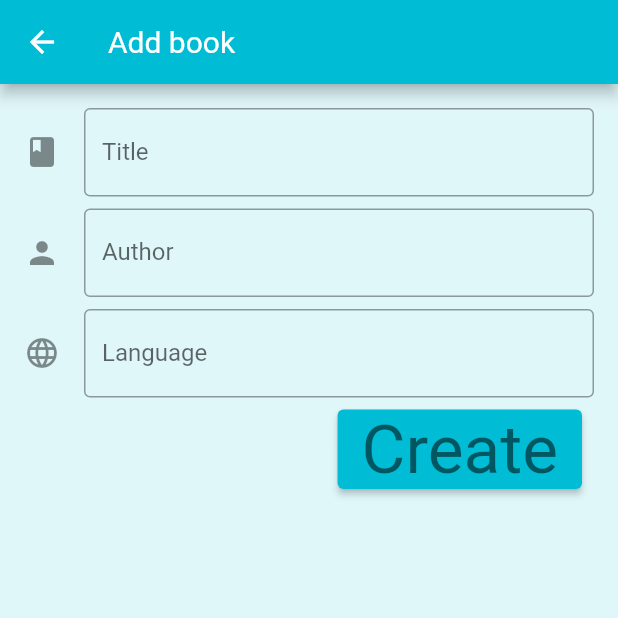
After one commit to kurjakrichard/flutibre, a Flutter app: the AddEditPage screen opened by its route, on a phone screen of 412 x 824 dp, the top half of it. The commit adds this screen. Run offline on Flutter 3.47's test engine with Material 2 defaults, Android fonts, the phone set to English and light mode, and no system bars; drawn by our look-alikes of flutter_form_builder; our stand-ins replace delayed_display, equatable, file_picker, flutter_riverpod, form_field_validator, open_filex and 3 more; missing offline and left inert: pluto_grid, sqlite3; accounts and stored records are empty; generated files the repository leaves out were written again.

Commit message:
AddEdit page

```diff
--- a/lib/main.dart
+++ b/lib/main.dart
@@ -3,6 +3,7 @@ import 'package:flutter/material.dart';
 import 'package:flutter_riverpod/flutter_riverpod.dart';
 import 'package:shared_preferences/shared_preferences.dart';
 import 'l10n/l10n.dart';
+import 'pages/add_edit_page.dart';
 import 'pages/book_details_page.dart';
 import 'pages/homepage.dart';
 import 'pages/loadingpage.dart';
@@ -70,6 +71,12 @@ class Flutibre extends StatelessWidget {
                 '/homepage': (context) => const HomePage(),
                 '/bookdetailspage': (context) => BookDetailsPage(),
                 '/settings': (context) => const SettingsPage(),
+                '/addpage': (context) => const AddEditPage(
+                      title: 'Add book',
+                    ),
+                '/editpage': (context) => const AddEditPage(
+                      title: 'Edit book',
+                    )
               },
               debugShowCheckedModeBanner: false,
               title: 'Flutibre',
--- /dev/null
+++ b/lib/pages/add_edit_page.dart
@@ -0,0 +1,143 @@
+import 'package:flutter/material.dart';
+import 'package:flutter_form_builder/flutter_form_builder.dart';
+import 'package:flutter_gen/gen_l10n/app_localizations.dart';
+import 'package:flutter_riverpod/flutter_riverpod.dart';
+import 'package:form_field_validator/form_field_validator.dart';
+
+import '../model/book.dart';
+import '../model/comment.dart';
+import '../providers/booklist_provider.dart';
+
+class AddEditPage extends ConsumerWidget {
+  const AddEditPage({Key? key, required this.title}) : super(key: key);
+  final String title;
+
+  @override
+  Widget build(BuildContext context, WidgetRef ref) {
+    int size = MediaQuery.of(context).size.width.round();
+    return WillPopScope(
+        onWillPop: () async {
+          var result = await showDialog(
+            context: context,
+            builder: (context) => AlertDialog(
+              title: Text(AppLocalizations.of(context)!.confirmation),
+              actions: [
+                TextButton(
+                  child: Text(AppLocalizations.of(context)!.cancel),
+                  onPressed: () {
+                    Navigator.pop(context, false);
+                  },
+                ),
+                TextButton(
+                  child: Text(
+                    AppLocalizations.of(context)!.ok,
+                  ),
+                  onPressed: () {
+                    Navigator.pop(context, true);
+                  },
+                ),
+              ],
+            ),
+          );
+
+          return result;
+        },
+        child: Scaffold(
+            appBar: AppBar(
+              title: Text(title),
+            ),
+            body: Center(
+              child: Container(
+                width: 600,
+                alignment: Alignment.center,
+                child: Padding(
+                  padding: const EdgeInsets.all(16),
+                  child: FormBuilder(
+                    child: Column(
+                      children: [
+                        FormBuilderTextField(
+                          name: 'title',
+                          decoration: InputDecoration(
+                              icon: const Icon(Icons.book),
+                              labelText: AppLocalizations.of(context)!.title,
+                              hintText: AppLocalizations.of(context)!.title,
+                              border: const OutlineInputBorder()),
+                          keyboardType: TextInputType.text,
+                          validator: MinLengthValidator(1,
+                              errorText:
+                                  AppLocalizations.of(context)!.titlerequired),
+                        ),
+                        Padding(
+                          padding: const EdgeInsets.only(top: 8.0, bottom: 8.0),
+                          child: FormBuilderTextField(
+                            name: 'author',
+                            decoration: InputDecoration(
+                                icon: const Icon(Icons.person),
+                                labelText: AppLocalizations.of(context)!.author,
+                                hintText: AppLocalizations.of(context)!.author,
+                                border: const OutlineInputBorder()),
+                            keyboardType: TextInputType.name,
+                            validator: MinLengthValidator(1,
+                                errorText: AppLocalizations.of(context)!
+                                    .authorrequired),
+                          ),
+                        ),
+                        FormBuilderTextField(
+                          name: 'language',
+                          decoration: InputDecoration(
+                              icon: const Icon(Icons.language),
+                              labelText: AppLocalizations.of(context)!.language,
+                              hintText: AppLocalizations.of(context)!.language,
+                              border: const OutlineInputBorder()),
+                          keyboardType: TextInputType.text,
+                          validator: MinLengthValidator(1,
+                              errorText: AppLocalizations.of(context)!
+                                  .languagerequired),
+                        ),
+                        Align(
+                          alignment: Alignment.centerRight,
+                          child: Padding(
+                            padding: const EdgeInsets.all(8.0),
+                            child: Builder(builder: (context) {
+                              return ElevatedButton(
+                                  child: Text(
+                                      AppLocalizations.of(context)!.create,
+                                      style: Theme.of(context)
+                                          .textTheme
+                                          .displaySmall),
+                                  onPressed: () {
+                                    var form = FormBuilder.of(context)!;
+
+                                    if (form.saveAndValidate()) {
+                                      var book = Book(
+                                          title: form.value['title']!,
+                                          authors: [form.value['author']],
+                                          author_sort: form.value['author'],
+                                          comment: Comment(),
+                                          formats: [],
+                                          has_cover: 0,
+                                          isbn: '',
+                                          last_modified: '',
+                                          lccn: '',
+                                          path: '',
+                                          pubdate: '',
+                                          series_index: 0,
+                                          sort: '',
+                                          timestamp: '');
+                                      ref
+                                          .read(bookListProvider.notifier)
+                                          .editBook(book);
+                                      Navigator.pop(context);
+                                    }
+                                  });
+                            }),
+                          ),
+                        )
+                      ],
+                    ),
+                  ),
+                ),
+              ),
+            )));
+  }
+}
--- a/pubspec.yaml
+++ b/pubspec.yaml
@@ -14,6 +14,8 @@ dependencies:
   sqlite3: ^1.11.2
   file_picker: ^5.0.1
   msix: ^3.13.2
+  flutter_form_builder: ^9.0.0
+  form_field_validator: ^1.1.0
   io: ^1.0.3
   open_filex: ^4.3.2
   delayed_display: ^2.0.0
```
Also changed, not shown: lib/pages/homepage.dart (+1 -14 lines), lib/providers/booklist_provider.dart (+4 -5 lines), lib/repository/database_handler.dart (+11 -19 lines).
